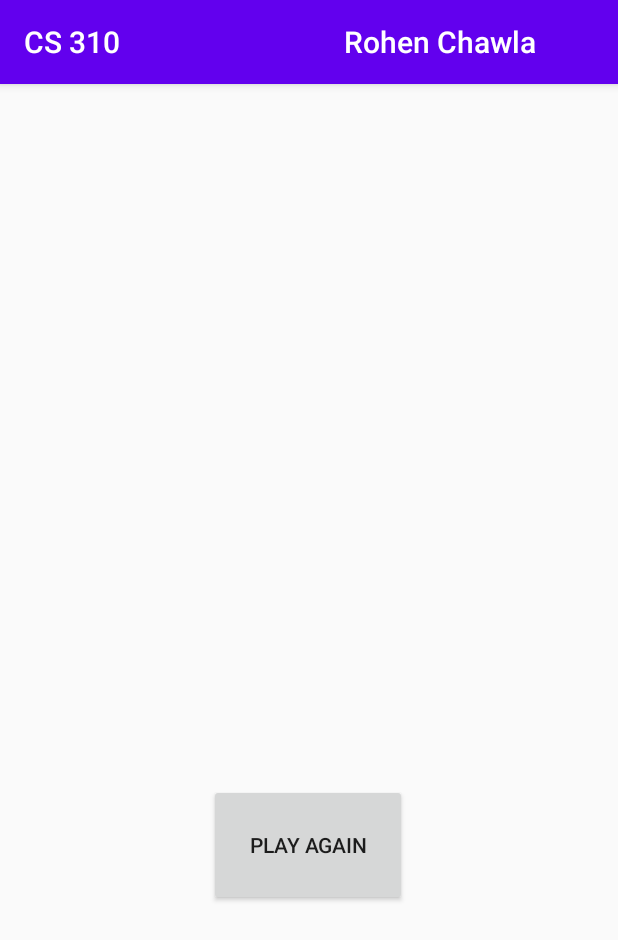
After one commit to RohenC/ThisMySweeper, an Android app: the SecondPage screen opened directly, with no data from a screen before it, on a phone screen of 412 x 824 dp. The commit adds this screen. Shown: the top 940 px of the screen. Run offline under Robolectric (Android 15) with nearby library versions, the phone set to English and light mode, and no system bars.

Commit message:
Adding second page and rerouting between the 2.

```diff
--- a/app/src/main/AndroidManifest.xml
+++ b/app/src/main/AndroidManifest.xml
@@ -8,11 +8,14 @@
         android:dataExtractionRules="@xml/data_extraction_rules"
         android:fullBackupContent="@xml/backup_rules"
         android:icon="@mipmap/ic_launcher"
-        android:label="@string/app_name"
+        android:label="CS 310                                Rohen Chawla"
         android:roundIcon="@mipmap/ic_launcher_round"
         android:supportsRtl="true"
         android:theme="@style/Theme.GridLayout"
         tools:targetApi="31">
+        <activity
+            android:name=".SecondPage"
+            android:exported="false" />
         <activity
             android:name="com.example.MySweeper.MainActivity"
             android:exported="true">
--- a/app/src/main/java/com/example/MySweeper/MainActivity.java
+++ b/app/src/main/java/com/example/MySweeper/MainActivity.java
@@ -4,6 +4,7 @@ import androidx.appcompat.app.AppCompatActivity;
 import androidx.gridlayout.widget.GridLayout;
 
 import android.content.res.Resources;
+import android.content.Intent;
 import android.graphics.Color;
 import android.os.Bundle;
 import android.view.View;
@@ -154,6 +155,7 @@ public class MainActivity extends AppCompatActivity {
         if (reroute) {
             //reroute to next page with appropriate rerouteMsg
             //also pass in the time
+            sendNext();
         }
         else if (tv.getCurrentTextColor() == Color.GREEN) {
             if (flag) {
@@ -199,7 +201,7 @@ public class MainActivity extends AppCompatActivity {
                         if (visited.size() == 76) {
                             running = false; //stop the timer
                             reroute = true;
-                            rerouteMsg1 = "You used _ seconds.";
+                            rerouteMsg1 = "You used " + String.valueOf(clock) + " seconds.";
                             rerouteMsg2 = "You Won.";
                             rerouteMsg3 = "Good Job!";
                         }
@@ -209,6 +211,16 @@ public class MainActivity extends AppCompatActivity {
             }
         }
         //don't do anything if the grid is already gray
+    }
+
+    public void sendNext()
+    {
+        Intent intent = new Intent(this, SecondPage.class);
+        intent.putExtra("timeMsg", rerouteMsg1);
+        intent.putExtra("outcomeMsg", rerouteMsg2);
+        intent.putExtra("encMsg", rerouteMsg3);
+
+        startActivity(intent);
     }
 
     public void BFS(int start)
--- /dev/null
+++ b/app/src/main/java/com/example/MySweeper/SecondPage.java
@@ -0,0 +1,42 @@
+package com.example.MySweeper;
+
+import androidx.appcompat.app.AppCompatActivity;
+import androidx.gridlayout.widget.GridLayout;
+
+import android.content.res.Resources;
+import android.content.Intent;
+import android.graphics.Color;
+import android.os.Bundle;
+import android.view.View;
+import android.widget.TextView;
+import android.os.Handler;
+
+import java.util.*;
+import java.util.concurrent.ThreadLocalRandom;
+
+
+public class SecondPage extends AppCompatActivity {
+
+    @Override
+    protected void onCreate(Bundle savedInstanceState) {
+        super.onCreate(savedInstanceState);
+        setContentView(R.layout.page_second);
+
+        Intent intent = getIntent();
+        String timeMsg = intent.getStringExtra("timeMsg");
+        String winMsg = intent.getStringExtra("outcomeMsg");
+        String encMsg = intent.getStringExtra("encMsg");
+
+        TextView textView1 = (TextView) findViewById(R.id.time);
+        textView1.setText(timeMsg);
+        TextView textView2 = (TextView) findViewById(R.id.winL);
+        textView2.setText(winMsg);
+        TextView textView3 = (TextView) findViewById(R.id.words);
+        textView3.setText(encMsg);
+    }
+
+    public void playAgain(View view) {
+        Intent intent = new Intent(this, MainActivity.class);
+        startActivity(intent);
+    }
+}
--- /dev/null
+++ b/app/src/main/res/layout/page_second.xml
@@ -0,0 +1,88 @@
+<?xml version="1.0" encoding="utf-8"?>
+<androidx.constraintlayout.widget.ConstraintLayout xmlns:android="http://schemas.android.com/apk/res/android"
+    xmlns:app="http://schemas.android.com/apk/res-auto"
+    xmlns:tools="http://schemas.android.com/tools"
+    android:layout_width="match_parent"
+    android:layout_height="match_parent"
+    tools:context=".MainActivity">
+
+    <TextView
+        android:id="@+id/time"
+        android:layout_width="311dp"
+        android:layout_height="70dp"
+        android:layout_marginStart="2dp"
+        android:layout_marginTop="2dp"
+        android:layout_marginEnd="2dp"
+        android:layout_marginBottom="8dp"
+        android:width="64dp"
+        android:height="64dp"
+        android:text="Time"
+        android:textAlignment="center"
+        android:textSize="30sp"
+        app:layout_column="0"
+        app:layout_constraintBottom_toBottomOf="parent"
+        app:layout_constraintEnd_toEndOf="parent"
+        app:layout_constraintHorizontal_bias="0.507"
+        app:layout_constraintStart_toStartOf="parent"
+        app:layout_constraintTop_toTopOf="parent"
+        app:layout_constraintVertical_bias="0.185"
+        app:layout_row="0" />
+
+    <TextView
+        android:id="@+id/winL"
+        android:layout_width="335dp"
+        android:layout_height="66dp"
+        android:layout_marginStart="2dp"
+        android:layout_marginTop="2dp"
+        android:layout_marginEnd="2dp"
+        android:layout_marginBottom="8dp"
+        android:width="64dp"
+        android:height="64dp"
+        android:text="Win/Lose"
+        android:textAlignment="center"
+        android:textSize="30sp"
+        app:layout_column="0"
+        app:layout_constraintBottom_toBottomOf="parent"
+        app:layout_constraintEnd_toEndOf="parent"
+        app:layout_constraintStart_toStartOf="parent"
+        app:layout_constraintTop_toTopOf="parent"
+        app:layout_constraintVertical_bias="0.321"
+        app:layout_row="0" />
+
+    <TextView
+        android:id="@+id/words"
+        android:layout_width="330dp"
+        android:layout_height="68dp"
+        android:layout_marginStart="2dp"
+        android:layout_marginTop="2dp"
+        android:layout_marginEnd="2dp"
+        android:layout_marginBottom="8dp"
+        android:width="64dp"
+        android:height="64dp"
+        android:text="Words"
+        android:textAlignment="center"
+        android:textSize="30sp"
+        app:layout_column="0"
+        app:layout_constraintBottom_toBottomOf="parent"
+        app:layout_constraintEnd_toEndOf="parent"
+        app:layout_constraintHorizontal_bias="0.496"
+        app:layout_constraintStart_toStartOf="parent"
+        app:layout_constraintTop_toTopOf="parent"
+        app:layout_constraintVertical_bias="0.473"
+        app:layout_row="0" />
+
+    <Button
+        android:id="@+id/button"
+        android:layout_width="132dp"
+        android:layout_height="81dp"
+        android:text="Play Again"
+        android:onClick="playAgain"
+        android:clickable="true"
+        app:layout_constraintBottom_toBottomOf="parent"
+        app:layout_constraintEnd_toEndOf="parent"
+        app:layout_constraintHorizontal_bias="0.498"
+        app:layout_constraintStart_toStartOf="parent"
+        app:layout_constraintTop_toTopOf="parent"
+        app:layout_constraintVertical_bias="0.68" />
+
+</androidx.constraintlayout.widget.ConstraintLayout>
--- a/app/src/main/res/values/strings.xml
+++ b/app/src/main/res/values/strings.xml
@@ -1,5 +1,5 @@
 <resources>
-    <string name="app_name">CS310     Rohen Chawla</string>
+    <string name="app_name">CS310                                               Rohen Chawla</string>
     <string name="clock">\uD83D\uDD53</string>
     <string name="flag">\uD83D\uDEA9</string>
     <string name="mine">\uD83D\uDCA3</string>
```
